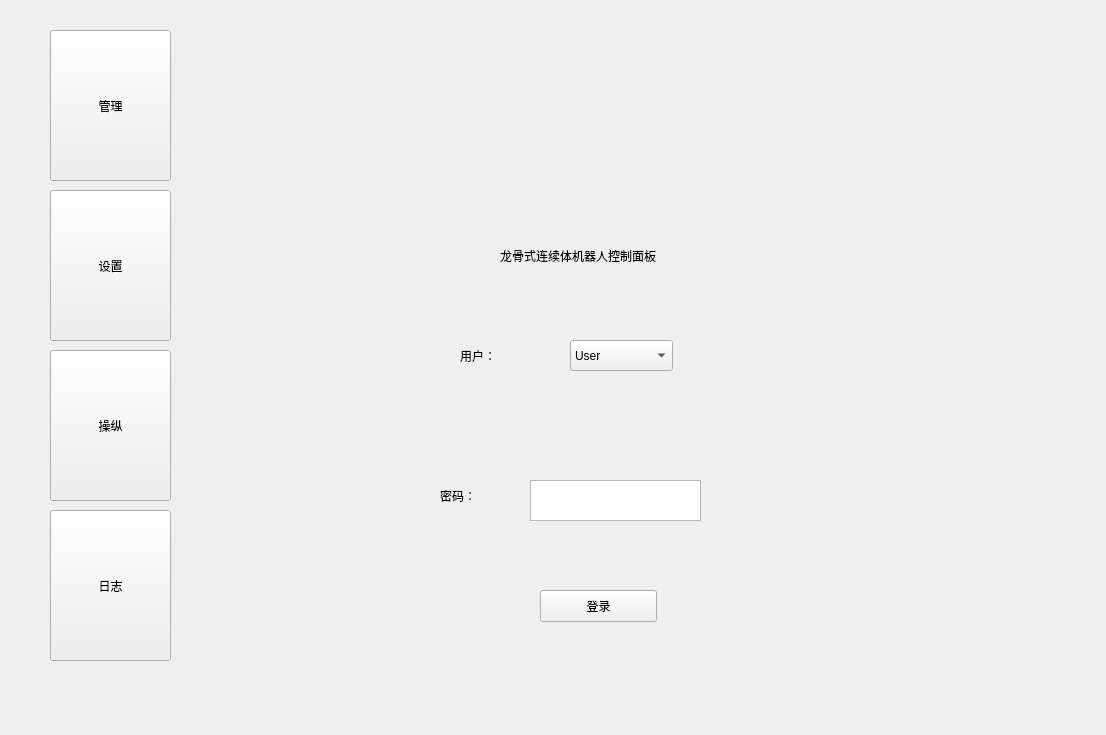
Before: the Qt Designer form gui/control_panel.ui in Vvi1Nn/Continuum-Robot-Project, drawn with Qt 5.
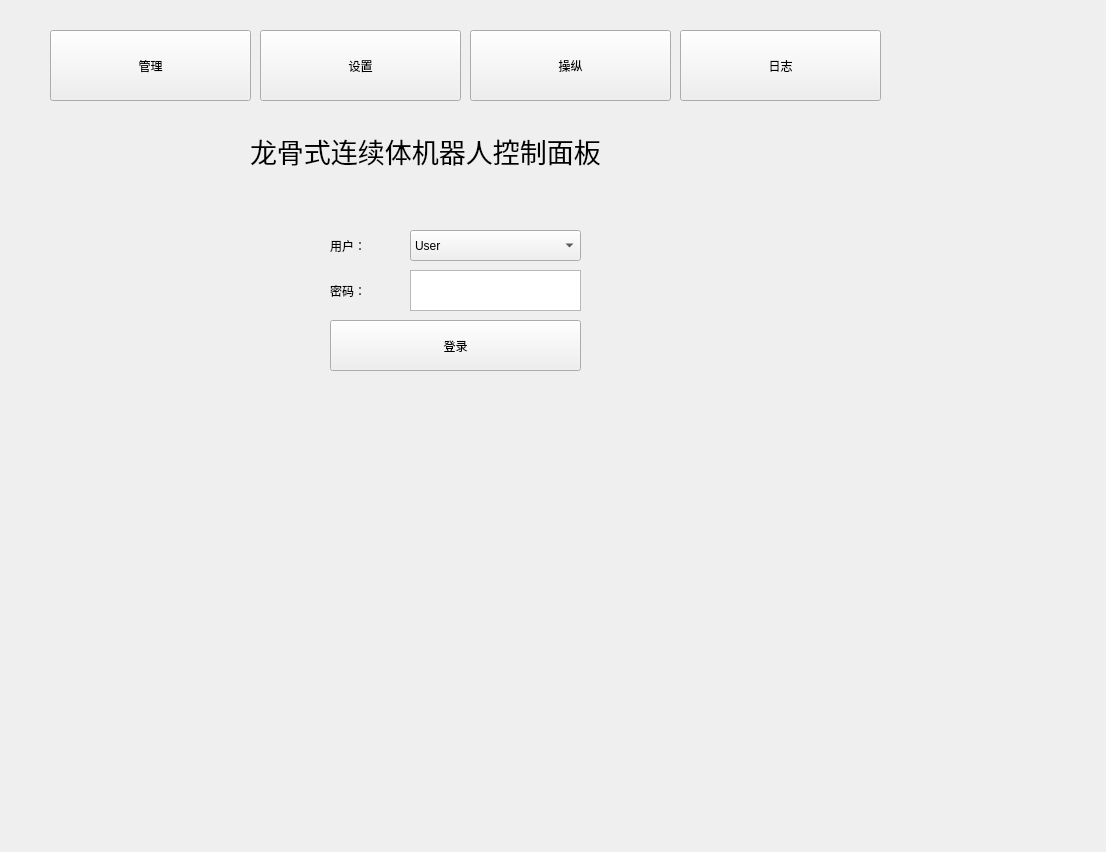
After: the same form once the commit is applied.

Diff of the .ui file:
```diff
--- a/gui/control_panel.ui
+++ b/gui/control_panel.ui
@@ -7,7 +7,7 @@
     <x>0</x>
     <y>0</y>
     <width>1106</width>
-    <height>735</height>
+    <height>852</height>
    </rect>
   </property>
   <property name="windowTitle">
@@ -18,8 +18,8 @@
     <rect>
      <x>50</x>
      <y>30</y>
-     <width>121</width>
-     <height>151</height>
+     <width>201</width>
+     <height>71</height>
     </rect>
    </property>
    <property name="text">
@@ -32,10 +32,10 @@
    </property>
    <property name="geometry">
     <rect>
-     <x>50</x>
-     <y>190</y>
-     <width>121</width>
-     <height>151</height>
+     <x>260</x>
+     <y>30</y>
+     <width>201</width>
+     <height>71</height>
     </rect>
    </property>
    <property name="text">
@@ -48,10 +48,10 @@
    </property>
    <property name="geometry">
     <rect>
-     <x>50</x>
-     <y>350</y>
-     <width>121</width>
-     <height>151</height>
+     <x>470</x>
+     <y>30</y>
+     <width>201</width>
+     <height>71</height>
     </rect>
    </property>
    <property name="text">
@@ -64,10 +64,10 @@
    </property>
    <property name="geometry">
     <rect>
-     <x>50</x>
-     <y>510</y>
-     <width>121</width>
-     <height>151</height>
+     <x>680</x>
+     <y>30</y>
+     <width>201</width>
+     <height>71</height>
     </rect>
    </property>
    <property name="text">
@@ -77,10 +77,10 @@
   <widget class="QStackedWidget" name="page_stack">
    <property name="geometry">
     <rect>
-     <x>180</x>
-     <y>30</y>
-     <width>911</width>
-     <height>631</height>
+     <x>50</x>
+     <y>110</y>
+     <width>831</width>
+     <height>331</height>
     </rect>
    </property>
    <property name="currentIndex">
@@ -90,12 +90,17 @@
     <widget class="QLabel" name="title">
      <property name="geometry">
       <rect>
-       <x>320</x>
-       <y>180</y>
-       <width>291</width>
-       <height>91</height>
+       <x>200</x>
+       <y>10</y>
+       <width>431</width>
+       <height>61</height>
       </rect>
      </property>
+     <property name="font">
+      <font>
+       <pointsize>20</pointsize>
+      </font>
+     </property>
      <property name="text">
       <string>龙骨式连续体机器人控制面板</string>
      </property>
@@ -104,9 +109,9 @@
      <property name="geometry">
       <rect>
        <x>280</x>
-       <y>280</y>
-       <width>291</width>
-       <height>91</height>
+       <y>120</y>
+       <width>71</width>
+       <height>31</height>
       </rect>
      </property>
      <property name="text">
@@ -116,10 +121,10 @@
     <widget class="QLabel" name="text_password">
      <property name="geometry">
       <rect>
-       <x>260</x>
-       <y>420</y>
-       <width>291</width>
-       <height>91</height>
+       <x>280</x>
+       <y>160</y>
+       <width>71</width>
+       <height>41</height>
       </rect>
      </property>
      <property name="text">
@@ -129,10 +134,10 @@
     <widget class="QPushButton" name="login">
      <property name="geometry">
       <rect>
-       <x>360</x>
-       <y>560</y>
-       <width>117</width>
-       <height>32</height>
+       <x>280</x>
+       <y>210</y>
+       <width>251</width>
+       <height>51</height>
       </rect>
      </property>
      <property name="text">
@@ -142,12 +147,18 @@
     <widget class="QComboBox" name="user">
      <property name="geometry">
       <rect>
-       <x>390</x>
-       <y>310</y>
-       <width>103</width>
+       <x>360</x>
+       <y>120</y>
+       <width>171</width>
        <height>31</height>
       </rect>
      </property>
+     <property name="sizePolicy">
+      <sizepolicy hsizetype="Preferred" vsizetype="Fixed">
+       <horstretch>0</horstretch>
+       <verstretch>0</verstretch>
+      </sizepolicy>
+     </property>
      <item>
       <property name="text">
        <string>User</string>
@@ -162,8 +173,8 @@
     <widget class="QPlainTextEdit" name="password">
      <property name="geometry">
       <rect>
-       <x>350</x>
-       <y>450</y>
+       <x>360</x>
+       <y>160</y>
        <width>171</width>
        <height>41</height>
       </rect>
```
